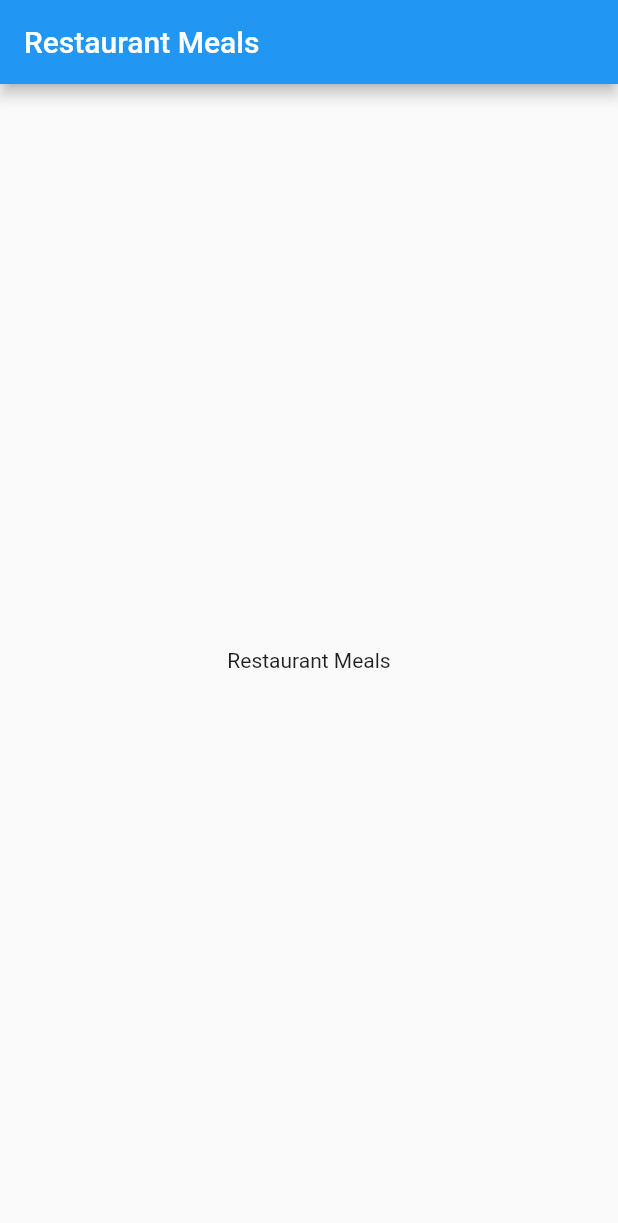
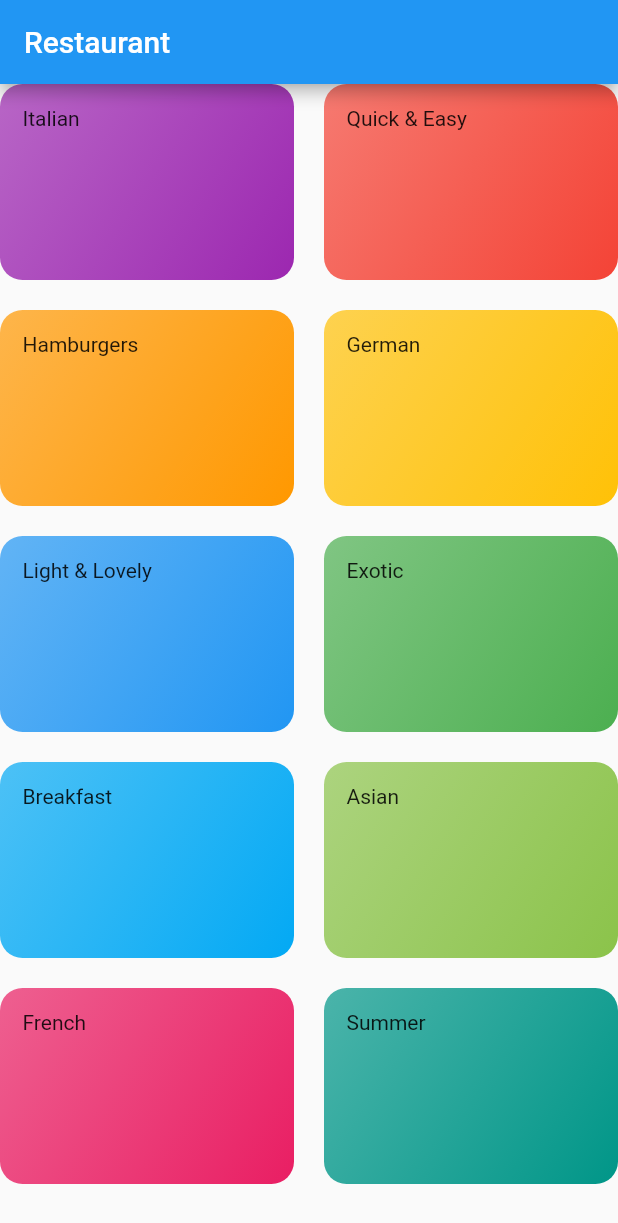
Before and after one commit to omersiddique/restaurantapp, a Flutter app: the screen it shows after launch, on a phone screen of 412 x 824 dp. Shown: the top 1223 px of the screen. Run offline on Flutter 3.47's test engine with Material 2 defaults, Android fonts, the phone set to English and light mode, and no system bars.

Commit message:
Category Screen

```diff
--- /dev/null
+++ b/lib/categories_screen.dart
@@ -0,0 +1,22 @@
+import 'package:flutter/material.dart';
+
+import './dummy_data.dart';
+import './category_item.dart';
+
+class CategoriesScreen extends StatelessWidget {
+  @override
+  Widget build(BuildContext context) {
+    return Scaffold(
+      appBar: AppBar(title: Text('Restaurant')),
+      body: GridView(
+        children: DUMMY_CATEGORIES.map( (catData) => CategoryItem(catData.title, catData.color) ).toList(),
+        gridDelegate: SliverGridDelegateWithMaxCrossAxisExtent(
+          maxCrossAxisExtent: 200,
+          childAspectRatio: 3/2,
+          crossAxisSpacing: 20,
+          mainAxisSpacing: 20,
+        ),
+      ),
+    );
+  }
+}
--- /dev/null
+++ b/lib/category_item.dart
@@ -0,0 +1,26 @@
+import 'package:flutter/material.dart';
+
+class CategoryItem extends StatelessWidget {
+  final String title;
+  final Color color;
+
+  CategoryItem(this.title, this.color);
+
+  @override
+  Widget build(BuildContext context) {
+    return Container(
+      padding: const EdgeInsets.all(15),
+      child: Text(title),
+      decoration: BoxDecoration(gradient: LinearGradient(
+        colors: [
+          color.withOpacity(0.7),
+          color,
+          ],
+          begin: Alignment.topLeft,
+          end: Alignment.bottomRight,
+      ),
+      borderRadius: BorderRadius.circular(15),
+      ),
+    );
+  }
+}
--- /dev/null
+++ b/lib/dummy_data.dart
@@ -0,0 +1,56 @@
+import 'package:flutter/material.dart';
+
+import './models/category.dart';
+
+const DUMMY_CATEGORIES = const [
+  Category(
+    id: 'c1',
+    title: 'Italian',
+    color: Colors.purple,
+  ),
+  Category(
+    id: 'c2',
+    title: 'Quick & Easy',
+    color: Colors.red,
+  ),
+  Category(
+    id: 'c3',
+    title: 'Hamburgers',
+    color: Colors.orange,
+  ),
+  Category(
+    id: 'c4',
+    title: 'German',
+    color: Colors.amber,
+  ),
+  Category(
+    id: 'c5',
+    title: 'Light & Lovely',
+    color: Colors.blue,
+  ),
+  Category(
+    id: 'c6',
+    title: 'Exotic',
+    color: Colors.green,
+  ),
+  Category(
+    id: 'c7',
+    title: 'Breakfast',
+    color: Colors.lightBlue,
+  ),
+  Category(
+    id: 'c8',
+    title: 'Asian',
+    color: Colors.lightGreen,
+  ),
+  Category(
+    id: 'c9',
+    title: 'French',
+    color: Colors.pink,
+  ),
+  Category(
+    id: 'c10',
+    title: 'Summer',
+    color: Colors.teal,
+  ),
+];
--- a/lib/main.dart
+++ b/lib/main.dart
@@ -1,4 +1,6 @@
 import 'package:flutter/material.dart';
+
+import './categories_screen.dart';
 
 void main() {
   runApp(MyApp());
@@ -26,37 +28,7 @@ class MyApp extends StatelessWidget {
         // closer together (more dense) than on mobile platforms.
         visualDensity: VisualDensity.adaptivePlatformDensity,
       ),
-      home: MyHomePage(),
+      home: CategoriesScreen(),
     );
   }
 }
-
-class MyHomePage extends StatefulWidget {
-  // This widget is the home page of your application. It is stateful, meaning
-  // that it has a State object (defined below) that contains fields that affect
-  // how it looks.
-
-  // This class is the configuration for the state. It holds the values (in this
-  // case the title) provided by the parent (in this case the App widget) and
-  // used by the build method of the State. Fields in a Widget subclass are
-  // always marked "final".
-
-
-  @override
-  _MyHomePageState createState() => _MyHomePageState();
-}
-
-class _MyHomePageState extends State<MyHomePage> {
-
-  @override
-  Widget build(BuildContext context) {
-    return Scaffold(
-      appBar: AppBar(
-        title: Text('Restaurant Meals'),
-      ),
-      body: Center(
-        child: Text('Restaurant Meals'),
-      ),
-    );
-  }
-}
--- /dev/null
+++ b/lib/models/category.dart
@@ -0,0 +1,9 @@
+import 'package:flutter/material.dart';
+
+class Category{
+  final String id;
+  final String title;
+  final Color color;
+
+  const Category({@required this.id, @required this.title, this.color= Colors.orange});
+}
```
